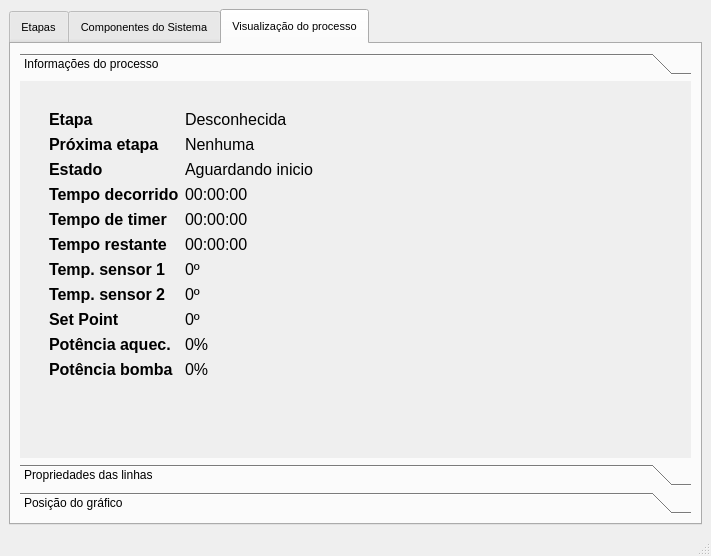
Above: mainwindow.ui from cristhianwb/BebumBrew before the change. Below: the same form after it.
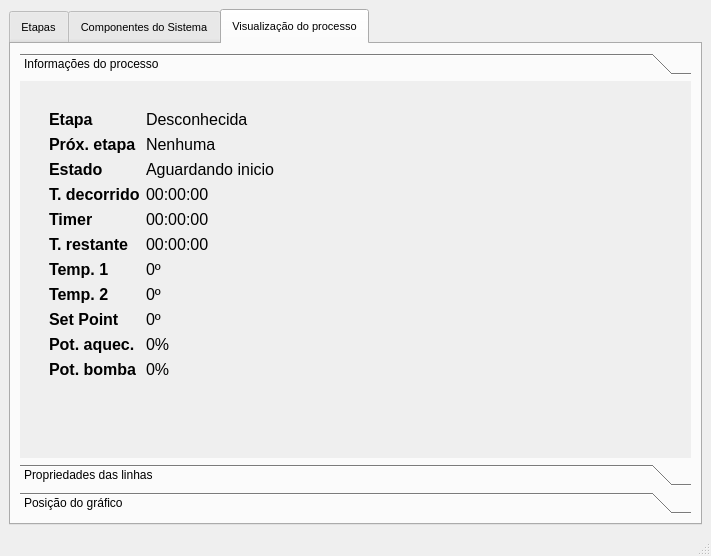
That is the form after the change. The open tabs and pages were chosen to show the change. Icons and pictures are not drawn.

Commit message: Ajustes gerais

Diff of the .ui file:
```diff
--- a/mainwindow.ui
+++ b/mainwindow.ui
@@ -710,7 +710,7 @@
                   </font>
                  </property>
                  <property name="text">
-                  <string>Próxima etapa</string>
+                  <string>Próx. etapa</string>
                  </property>
                 </widget>
                </item>
@@ -762,7 +762,7 @@
                   </font>
                  </property>
                  <property name="text">
-                  <string>Tempo decorrido</string>
+                  <string>T. decorrido</string>
                  </property>
                 </widget>
                </item>
@@ -788,7 +788,7 @@
                   </font>
                  </property>
                  <property name="text">
-                  <string>Tempo de timer</string>
+                  <string>Timer</string>
                  </property>
                 </widget>
                </item>
@@ -814,7 +814,7 @@
                   </font>
                  </property>
                  <property name="text">
-                  <string>Tempo restante</string>
+                  <string>T. restante</string>
                  </property>
                 </widget>
                </item>
@@ -840,7 +840,7 @@
                   </font>
                  </property>
                  <property name="text">
-                  <string>Temp. sensor 1</string>
+                  <string>Temp. 1</string>
                  </property>
                 </widget>
                </item>
@@ -892,7 +892,7 @@
                   </font>
                  </property>
                  <property name="text">
-                  <string>Potência aquec.</string>
+                  <string>Pot. aquec.</string>
                  </property>
                 </widget>
                </item>
@@ -918,7 +918,7 @@
                   </font>
                  </property>
                  <property name="text">
-                  <string>Potência bomba</string>
+                  <string>Pot. bomba</string>
                  </property>
                 </widget>
                </item>
@@ -944,7 +944,7 @@
                   </font>
                  </property>
                  <property name="text">
-                  <string>Temp. sensor 2</string>
+                  <string>Temp. 2</string>
                  </property>
                 </widget>
                </item>
```
